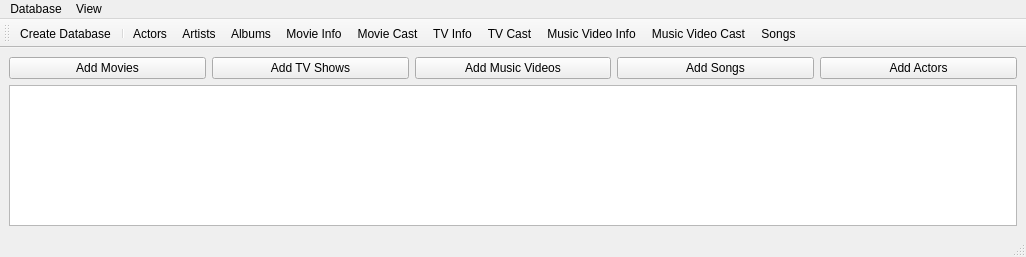
Qt form dbmainwindow.ui (Zakhrov/WebPhonon) before a commit.
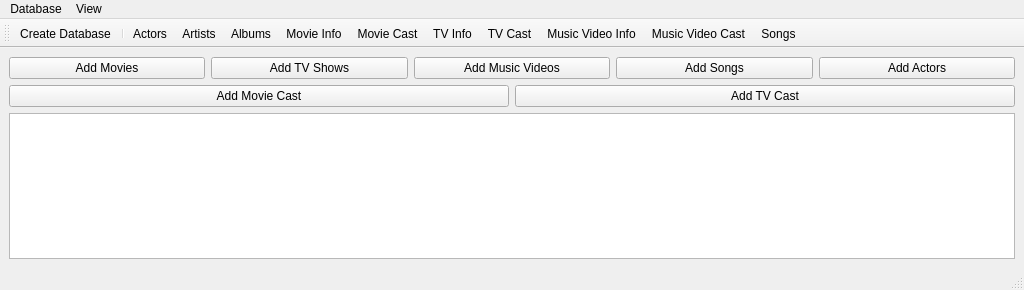
The same form after that commit. Icons and pictures are not drawn.

Commit message: Add dialogs for actors and movie cast

```diff
--- a/dbmainwindow.ui
+++ b/dbmainwindow.ui
@@ -6,8 +6,8 @@
    <rect>
     <x>0</x>
     <y>0</y>
-    <width>1026</width>
-    <height>257</height>
+    <width>1024</width>
+    <height>290</height>
    </rect>
   </property>
   <property name="windowTitle">
@@ -19,13 +19,6 @@
   </property>
   <widget class="QWidget" name="centralwidget">
    <layout class="QGridLayout" name="gridLayout">
-    <item row="1" column="0">
-     <layout class="QHBoxLayout" name="horizontalLayout">
-      <item>
-       <widget class="QTableView" name="tableView"/>
-      </item>
-     </layout>
-    </item>
     <item row="0" column="0">
      <layout class="QHBoxLayout" name="horizontalLayout_2">
       <item>
@@ -65,6 +58,27 @@
       </item>
      </layout>
     </item>
+    <item row="1" column="0">
+     <layout class="QHBoxLayout" name="horizontalLayout">
+      <item>
+       <widget class="QPushButton" name="pushButton_6">
+        <property name="text">
+         <string>Add Movie Cast</string>
+        </property>
+       </widget>
+      </item>
+      <item>
+       <widget class="QPushButton" name="pushButton_7">
+        <property name="text">
+         <string>Add TV Cast</string>
+        </property>
+       </widget>
+      </item>
+     </layout>
+    </item>
+    <item row="2" column="0">
+     <widget class="QTableView" name="tableView"/>
+    </item>
    </layout>
   </widget>
   <widget class="QMenuBar" name="menubar">
@@ -72,7 +86,7 @@
     <rect>
      <x>0</x>
      <y>0</y>
-     <width>1026</width>
+     <width>1024</width>
      <height>22</height>
     </rect>
    </property>
```
The commit also changes 15 other files.
